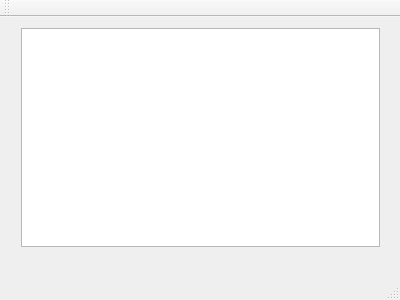
Before: the Qt Designer form DebugTool/mainwindow.ui in mOnkD404/MindgoMachineConfigTool, drawn with Qt 5.
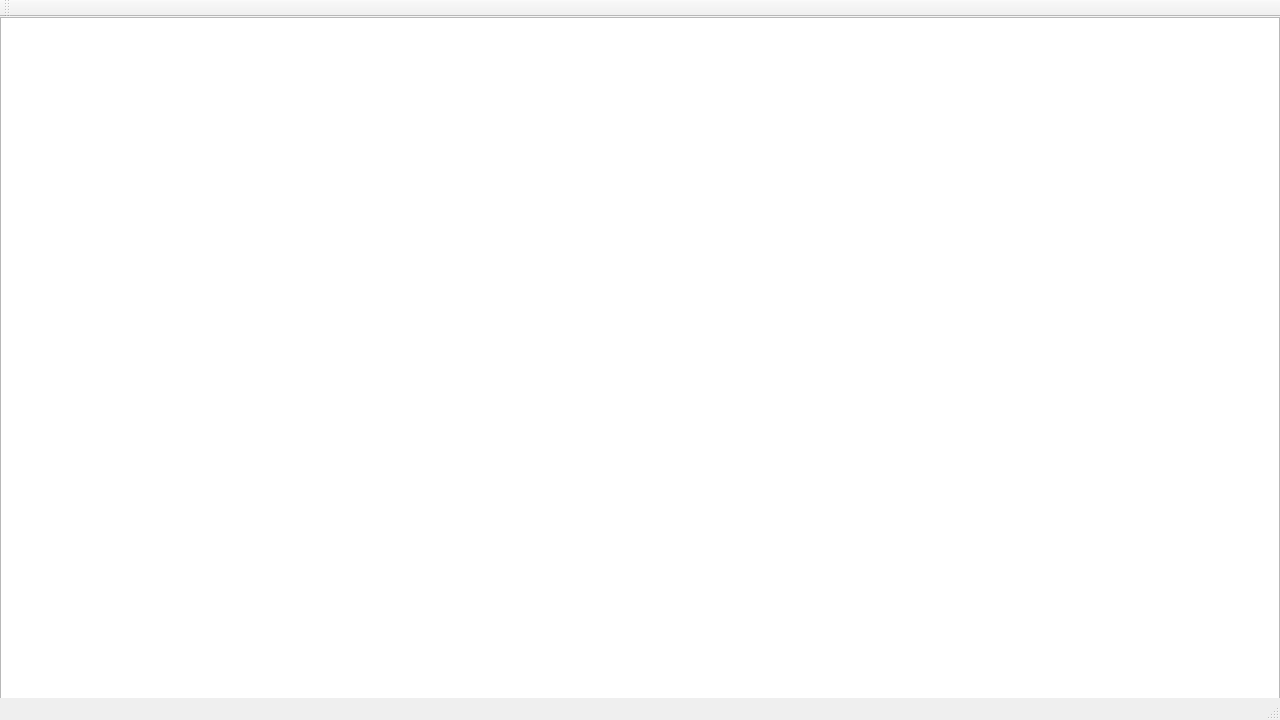
After: the same form once the commit is applied.

```diff
--- a/DebugTool/mainwindow.ui
+++ b/DebugTool/mainwindow.ui
@@ -6,28 +6,41 @@
    <rect>
     <x>0</x>
     <y>0</y>
-    <width>400</width>
-    <height>300</height>
+    <width>1280</width>
+    <height>720</height>
    </rect>
   </property>
+  <property name="sizePolicy">
+   <sizepolicy hsizetype="Expanding" vsizetype="Expanding">
+    <horstretch>0</horstretch>
+    <verstretch>0</verstretch>
+   </sizepolicy>
+  </property>
   <property name="windowTitle">
    <string>MainWindow</string>
   </property>
   <widget class="QWidget" name="centralWidget">
-   <widget class="QWidget" name="verticalLayoutWidget">
+   <property name="sizePolicy">
+    <sizepolicy hsizetype="Expanding" vsizetype="Expanding">
+     <horstretch>1</horstretch>
+     <verstretch>1</verstretch>
+    </sizepolicy>
+   </property>
+   <widget class="QListWidget" name="listWidget">
     <property name="geometry">
      <rect>
-      <x>10</x>
+      <x>0</x>
       <y>0</y>
-      <width>381</width>
-      <height>241</height>
+      <width>1280</width>
+      <height>720</height>
      </rect>
     </property>
-    <layout class="QVBoxLayout" name="verticalLayout">
-     <item>
-      <widget class="QListWidget" name="listWidget"/>
-     </item>
-    </layout>
+    <property name="sizePolicy">
+     <sizepolicy hsizetype="Expanding" vsizetype="Expanding">
+      <horstretch>1</horstretch>
+      <verstretch>1</verstretch>
+     </sizepolicy>
+    </property>
    </widget>
   </widget>
   <widget class="QMenuBar" name="menuBar">
```
Left out of the diff: 4 changed lines with no effect on the pictures.
